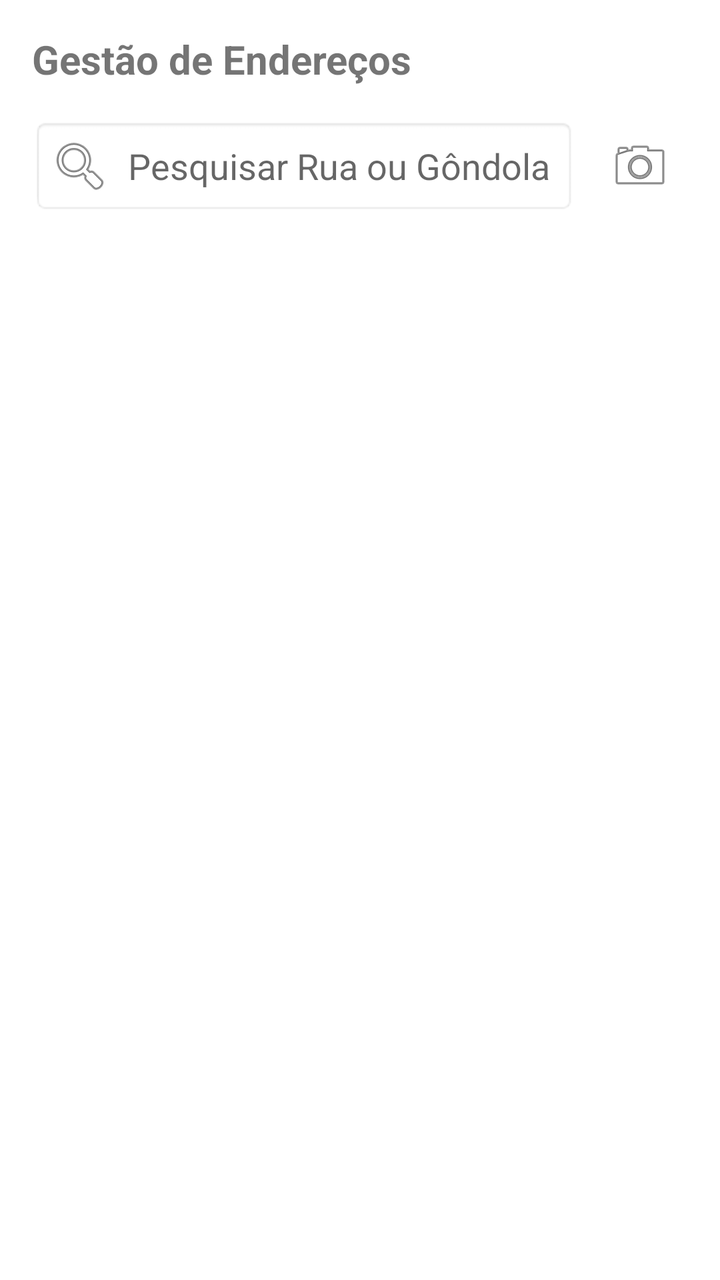
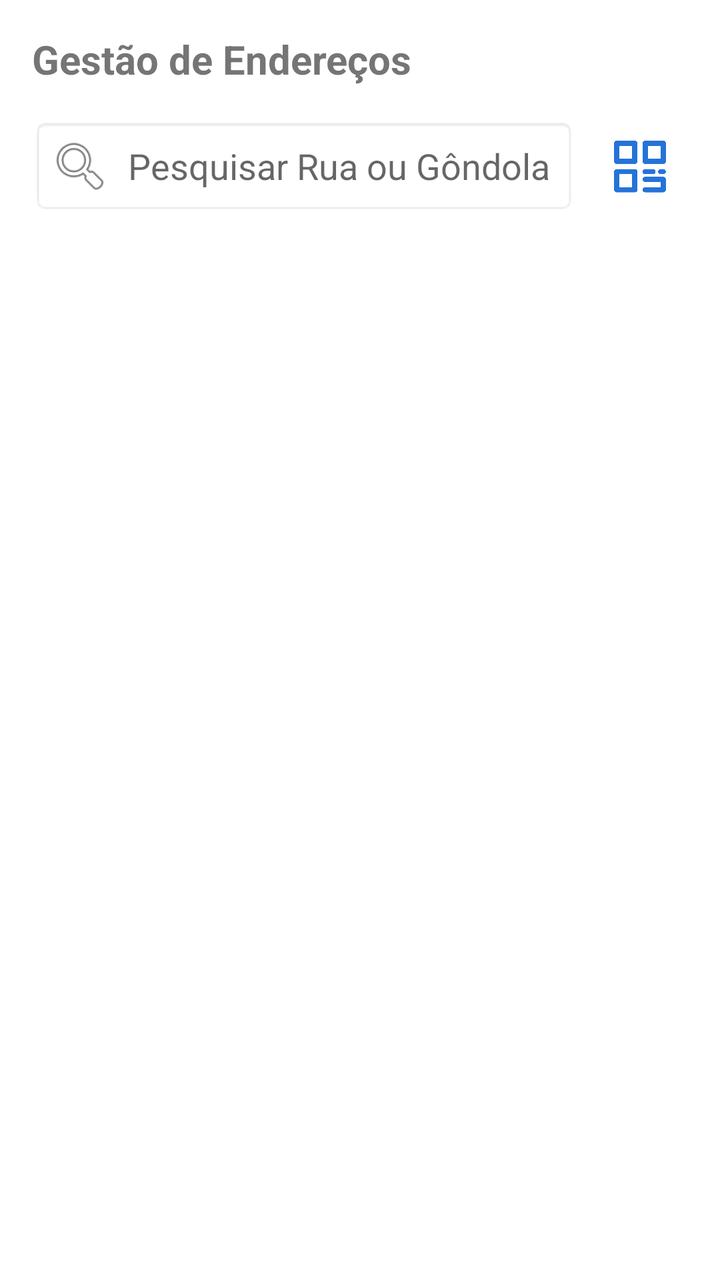

Two renders of the same Android screen: before a commit and after it. Below are the layout's source before the change and the commit's diff.
<!-- AndroidManifest.xml: application theme Theme.PistaLimpa -->
<!-- res/layout/fragment_admin_inventory.xml -->
<?xml version="1.0" encoding="utf-8"?>
<LinearLayout xmlns:android="http://schemas.android.com/apk/res/android"
    xmlns:app="http://schemas.android.com/apk/res-auto"
    android:layout_width="match_parent"
    android:layout_height="match_parent"
    android:orientation="vertical"
    android:padding="16dp">

    <TextView
        android:layout_width="wrap_content"
        android:layout_height="wrap_content"
        android:layout_marginBottom="16dp"
        android:text="Gestão de Endereços"
        android:textSize="20sp"
        android:textStyle="bold" />

    
    <LinearLayout
        android:layout_width="match_parent"
        android:layout_height="wrap_content"
        android:layout_marginBottom="16dp"
        android:gravity="center_vertical"
        android:orientation="horizontal">

        <EditText
            android:id="@+id/etSearchInventory"
            android:layout_width="0dp"
            android:layout_height="48dp"
            android:layout_weight="1"
            android:background="@android:drawable/editbox_background"
            android:drawableStart="@android:drawable/ic_menu_search"
            android:drawablePadding="8dp"
            android:hint="Pesquisar Rua ou Gôndola"
            android:imeOptions="actionSearch"
            android:inputType="text"
            android:padding="8dp" />

        <ImageButton
            android:id="@+id/btnBarcodeScanner"
            android:layout_width="48dp"
            android:layout_height="48dp"
            android:layout_marginStart="8dp"
            android:background="?attr/selectableItemBackgroundBorderless"
            android:contentDescription="Escanear Código de Barras"
            android:src="@android:drawable/ic_menu_camera" />
    </LinearLayout>

    
    <com.google.android.material.card.MaterialCardView
        android:id="@+id/cardInventoryDetails"
        android:layout_width="match_parent"
        android:layout_height="wrap_content"
        android:layout_marginBottom="16dp"
        android:visibility="gone"
        app:cardBackgroundColor="#F0F4F8"
        app:cardCornerRadius="8dp"
        app:strokeColor="#1976D2"
        app:strokeWidth="1dp">

        <LinearLayout
            android:layout_width="match_parent"
            android:layout_height="wrap_content"
            android:orientation="vertical"
            android:padding="16dp">

            <TextView
                android:id="@+id/tvSelectedStreetHeader"
                android:layout_width="wrap_content"
                android:layout_height="wrap_content"
                android:text="Rua: Não Selecionada"
                android:textColor="#1976D2"
                android:textSize="16sp"
                android:textStyle="bold" />

        </LinearLayout>
    </com.google.android.material.card.MaterialCardView>

    
    <androidx.recyclerview.widget.RecyclerView
        android:id="@+id/rvInventoryManagement"
        android:layout_width="match_parent"
        android:layout_height="match_parent" />

</LinearLayout>
<!-- resources referenced by this layout -->
<resources>
  <style name="Theme.PistaLimpa" parent="Theme.MaterialComponents.DayNight.DarkActionBar">
          
          <item name="colorPrimary">@color/purple_500</item>
          <item name="colorPrimaryVariant">@color/purple_700</item>
          <item name="colorOnPrimary">@color/white</item>
          
          <item name="colorSecondary">@color/teal_200</item>
          <item name="colorSecondaryVariant">@color/teal_700</item>
          <item name="colorOnSecondary">@color/black</item>
          
          <item name="android:statusBarColor">?attr/colorPrimaryVariant</item>
          
      </style>
  <color name="purple_500">#FF6200EE</color>
  <color name="purple_700">#FF3700B3</color>
  <color name="white">#FFFFFFFF</color>
  <color name="teal_200">#FF03DAC5</color>
  <color name="teal_700">#FF018786</color>
  <color name="black">#FF000000</color>
</resources>

<!-- the commit's change to res/layout/fragment_admin_inventory.xml (unified diff, before → after) -->
@@ -42,7 +42,10 @@
             android:layout_marginStart="8dp"
             android:background="?attr/selectableItemBackgroundBorderless"
             android:contentDescription="Escanear Código de Barras"
-            android:src="@android:drawable/ic_menu_camera" />
+            android:padding="8dp"
+            android:scaleType="fitCenter"
+            android:src="@drawable/qrcode"
+            app:tint="?attr/colorPrimary" />
     </LinearLayout>
 
     
@@ -60,8 +63,16 @@
         <LinearLayout
             android:layout_width="match_parent"
             android:layout_height="wrap_content"
-            android:orientation="vertical"
+            android:gravity="center_vertical"
+            android:orientation="horizontal"
             android:padding="16dp">
+
+            <ImageView
+                android:layout_width="32dp"
+                android:layout_height="32dp"
+                android:layout_marginEnd="12dp"
+                android:src="@drawable/qrcode"
+                app:tint="#1976D2" />
 
             <TextView
                 android:id="@+id/tvSelectedStreetHeader"
<!-- resource entries referenced after the edit -->
@@ -1,5 +1,6 @@
 <!-- resources referenced by this layout -->
 <resources>
+  <!-- drawable qrcode: png bitmap (drawable, 11988 bytes) -->
   <style name="Theme.PistaLimpa" parent="Theme.MaterialComponents.DayNight.DarkActionBar">
           
           <item name="colorPrimary">@color/purple_500</item>
@@ -13,9 +14,9 @@
           <item name="android:statusBarColor">?attr/colorPrimaryVariant</item>
           
       </style>
-  <color name="purple_500">#FF6200EE</color>
-  <color name="purple_700">#FF3700B3</color>
-  <color name="white">#FFFFFFFF</color>
+  <color name="purple_500">#2573D9</color>
+  <color name="purple_700">#2573D9</color>
+  <color name="white">#F2F2F2</color>
   <color name="teal_200">#FF03DAC5</color>
   <color name="teal_700">#FF018786</color>
   <color name="black">#FF000000</color>
